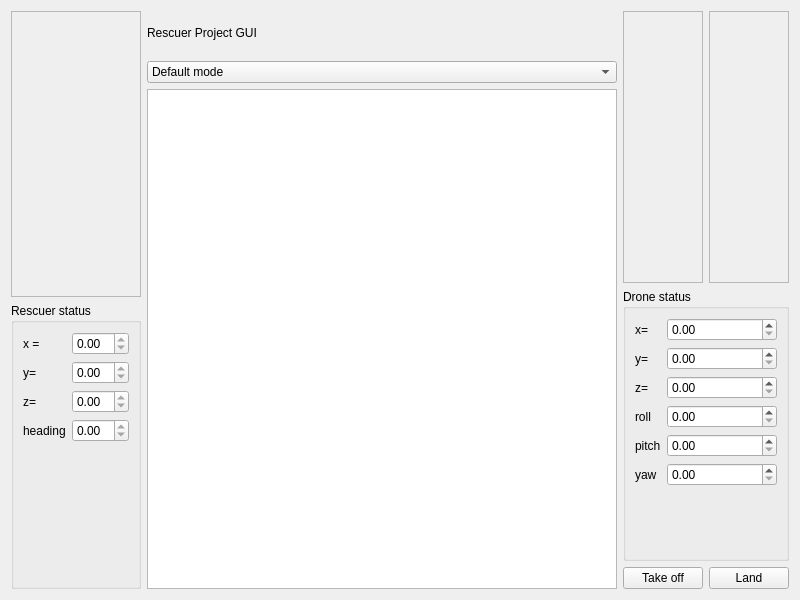
Before: the Qt Designer form src/rescuer_project/main_window.ui in axilos22/rescuer_project, drawn with Qt 5.
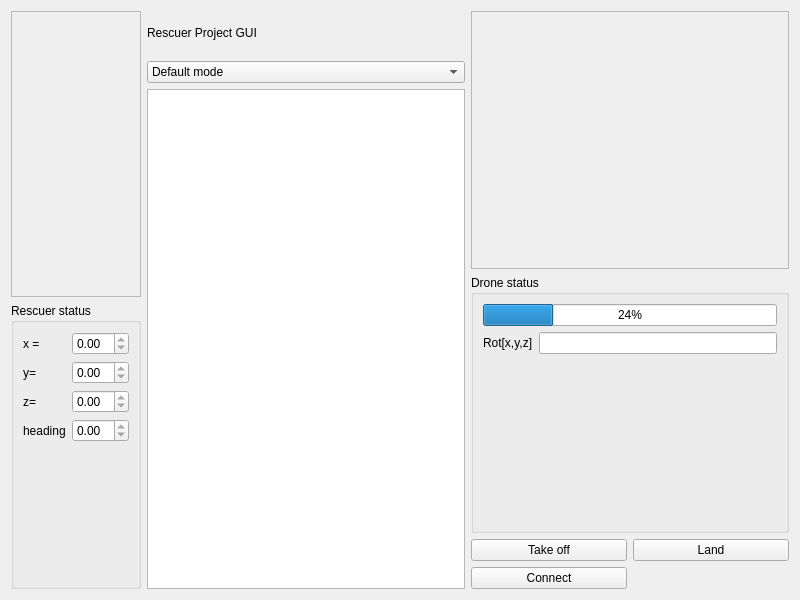
After: the same form once the commit is applied.

Commit message: First connect and subscriber -added a subscriber to update GUI (tobe tested) -added battery bar (to be linked and tested)

Patch:
```diff
--- a/src/rescuer_project/main_window.ui
+++ b/src/rescuer_project/main_window.ui
@@ -183,28 +183,14 @@
      <item>
       <layout class="QVBoxLayout" name="droneLayout">
        <item>
-        <layout class="QHBoxLayout" name="horizontalLayout">
-         <item>
-          <widget class="QFrame" name="droneBottomCam">
-           <property name="frameShape">
-            <enum>QFrame::StyledPanel</enum>
-           </property>
-           <property name="frameShadow">
-            <enum>QFrame::Raised</enum>
-           </property>
-          </widget>
-         </item>
-         <item>
-          <widget class="QFrame" name="droneFrontCam">
-           <property name="frameShape">
-            <enum>QFrame::StyledPanel</enum>
-           </property>
-           <property name="frameShadow">
-            <enum>QFrame::Raised</enum>
-           </property>
-          </widget>
-         </item>
-        </layout>
+        <widget class="QFrame" name="droneFrontCam">
+         <property name="frameShape">
+          <enum>QFrame::StyledPanel</enum>
+         </property>
+         <property name="frameShadow">
+          <enum>QFrame::Raised</enum>
+         </property>
+        </widget>
        </item>
        <item>
         <widget class="QGroupBox" name="droneStatus">
@@ -212,67 +198,30 @@
           <string>Drone status</string>
          </property>
          <layout class="QVBoxLayout" name="verticalLayout_2">
+          <item>
+           <widget class="QProgressBar" name="batteryProgressBar">
+            <property name="toolTip">
+             <string>Drone battery level</string>
+            </property>
+            <property name="value">
+             <number>24</number>
+            </property>
+           </widget>
+          </item>
           <item>
            <layout class="QFormLayout" name="formLayout">
+            <property name="fieldGrowthPolicy">
+             <enum>QFormLayout::AllNonFixedFieldsGrow</enum>
+            </property>
             <item row="0" column="0">
-             <widget class="QLabel" name="xLabel_2">
+             <widget class="QLabel" name="rotXYZLabel">
               <property name="text">
-               <string>x=</string>
+               <string>Rot[x,y,z]</string>
               </property>
              </widget>
             </item>
             <item row="0" column="1">
-             <widget class="QDoubleSpinBox" name="xDoubleSpinBox_2"/>
-            </item>
-            <item row="1" column="0">
-             <widget class="QLabel" name="yLabel_2">
-              <property name="text">
-               <string>y=</string>
-              </property>
-             </widget>
-            </item>
-            <item row="1" column="1">
-             <widget class="QDoubleSpinBox" name="yDoubleSpinBox_2"/>
-            </item>
-            <item row="2" column="0">
-             <widget class="QLabel" name="zLabel_2">
-              <property name="text">
-               <string>z=</string>
-              </property>
-             </widget>
-            </item>
-            <item row="2" column="1">
-             <widget class="QDoubleSpinBox" name="zDoubleSpinBox_2"/>
-            </item>
-            <item row="3" column="0">
-             <widget class="QLabel" name="rollLabel">
-              <property name="text">
-               <string>roll</string>
-              </property>
-             </widget>
-            </item>
-            <item row="3" column="1">
-             <widget class="QDoubleSpinBox" name="rollDoubleSpinBox"/>
-            </item>
-            <item row="4" column="0">
-             <widget class="QLabel" name="pitchLabel">
-              <property name="text">
-               <string>pitch</string>
-              </property>
-             </widget>
-            </item>
-            <item row="4" column="1">
-             <widget class="QDoubleSpinBox" name="pitchDoubleSpinBox"/>
-            </item>
-            <item row="5" column="0">
-             <widget class="QLabel" name="yawLabel">
-              <property name="text">
-               <string>yaw</string>
-              </property>
-             </widget>
-            </item>
-            <item row="5" column="1">
-             <widget class="QDoubleSpinBox" name="yawDoubleSpinBox"/>
+             <widget class="QLineEdit" name="rotXYZLineEdit"/>
             </item>
            </layout>
           </item>
@@ -281,13 +230,6 @@
        </item>
        <item>
         <layout class="QGridLayout" name="droneCmdGridLayout">
-         <item row="0" column="0">
-          <widget class="QPushButton" name="droneTakeOffButton">
-           <property name="text">
-            <string>Take off</string>
-           </property>
-          </widget>
-         </item>
          <item row="0" column="1">
           <widget class="QPushButton" name="droneLandButton">
            <property name="text">
@@ -295,6 +237,20 @@
            </property>
           </widget>
          </item>
+         <item row="0" column="0">
+          <widget class="QPushButton" name="droneTakeOffButton">
+           <property name="text">
+            <string>Take off</string>
+           </property>
+          </widget>
+         </item>
+         <item row="1" column="0">
+          <widget class="QPushButton" name="connectButton">
+           <property name="text">
+            <string>Connect</string>
+           </property>
+          </widget>
+         </item>
         </layout>
        </item>
       </layout>
```
The commit also changes 2 other files.
